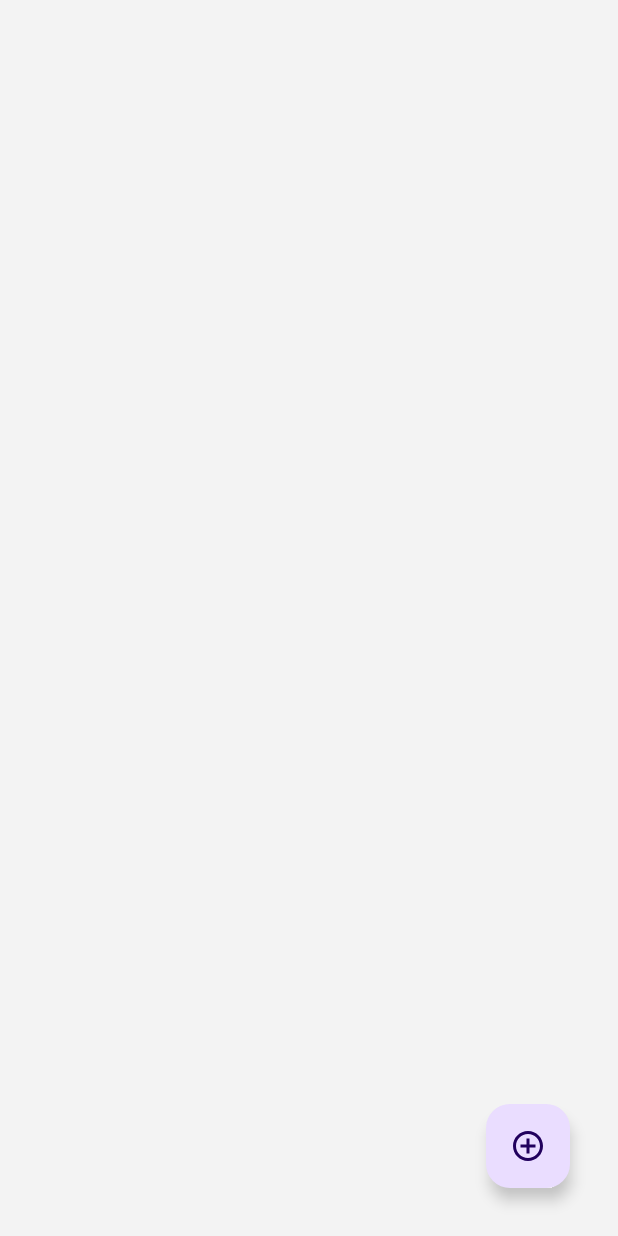
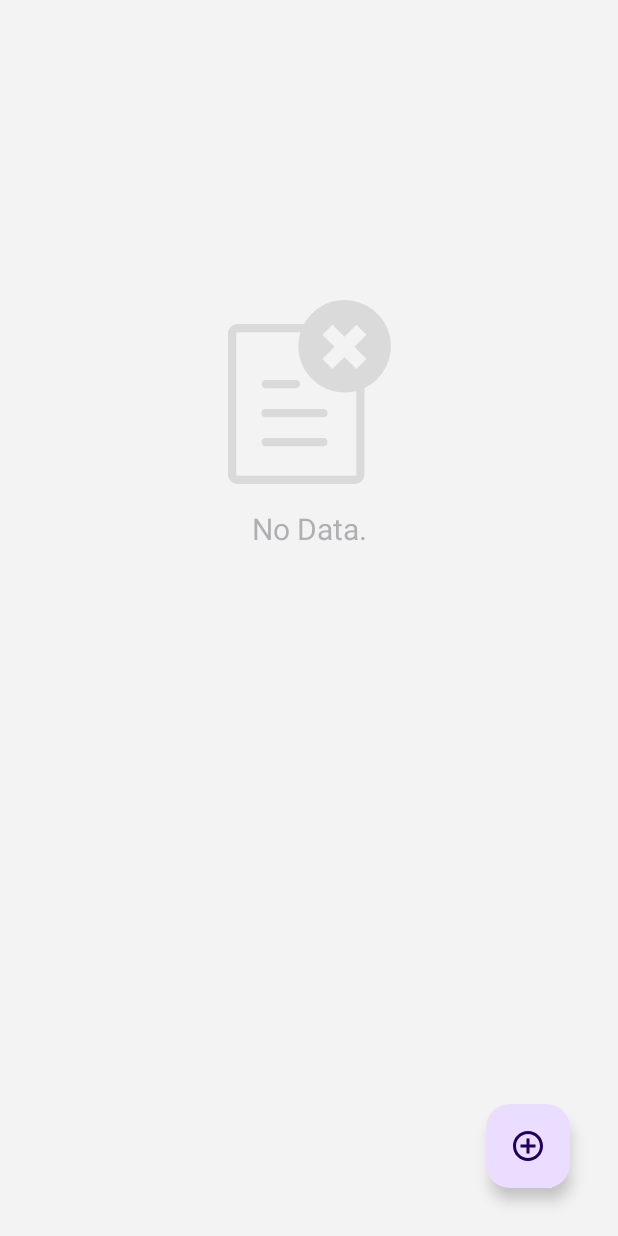
Before and after one commit to Wael-1497/Langscape_5SAE2, an Android app: the CourseActivity screen opened directly, with no data from a screen before it, on a phone screen of 412 x 824 dp. Run offline under Robolectric (Android 15) with nearby library versions, the phone set to English and light mode, and no system bars.

Commit message:
Show NO DATA image

```diff
--- a/app/src/main/java/tn/sae/langscape/CourseActivity.java
+++ b/app/src/main/java/tn/sae/langscape/CourseActivity.java
@@ -9,6 +9,8 @@ import android.view.MenuInflater;
 import android.view.MenuItem;
 import android.view.View;
 import android.widget.Button;
+import android.widget.ImageView;
+import android.widget.TextView;
 import android.widget.Toast;
 
 import androidx.annotation.Nullable;
@@ -27,15 +29,17 @@ public class CourseActivity extends AppCompatActivity {
     MyDatabaseHelper myDB;
     ArrayList<String> course_id, course_name, course_teacher, course_content, course_date;
     CustomAdapter customAdapter;
+    ImageView empty_imageview;
+    TextView no_data;
     @Override
     protected void onCreate(Bundle savedInstanceState) {
         super.onCreate(savedInstanceState);
-//        binding = ActivityMainBinding.inflate(getLayoutInflater());
         setContentView(R.layout.activity_course);
-
 
         recyclerView = findViewById(R.id.recyclerView);
         add_button = findViewById(R.id.add_button);
+        empty_imageview = findViewById(R.id.empty_imageview);
+        no_data = findViewById(R.id.no_data);
         add_button.setOnClickListener(new View.OnClickListener() {
             @Override
             public void onClick(View view) {
@@ -67,7 +71,8 @@ public class CourseActivity extends AppCompatActivity {
     void displayData(){
         Cursor cursor = myDB.readAllData();
         if(cursor.getCount() == 0){
-            Toast.makeText(this, "No data.", Toast.LENGTH_SHORT).show();
+            empty_imageview.setVisibility(View.VISIBLE);
+            no_data.setVisibility(View.VISIBLE);
         }else {
             while (cursor.moveToNext()){
                 course_id.add(cursor.getString(0));
@@ -76,6 +81,9 @@ public class CourseActivity extends AppCompatActivity {
                 course_content.add(cursor.getString(3));
                 course_date.add(cursor.getString(4));
             }
+            empty_imageview.setVisibility(View.GONE);
+            no_data.setVisibility(View.GONE);
+
         }
     }
 
--- /dev/null
+++ b/app/src/main/res/drawable/ic_empty.xml
@@ -0,0 +1,10 @@
+<vector xmlns:android="http://schemas.android.com/apk/res/android"
+    android:width="108.67dp"
+    android:height="122.88dp"
+    android:viewportWidth="108.67"
+    android:viewportHeight="122.88">
+  <path
+      android:fillColor="#FF000000"
+      android:pathData="M25.14,53.37a2.77,2.77 0,0 0,0 5.54L45.25,58.91a2.77,2.77 0,0 0,0 -5.54ZM85.62,16.47 L92.28,23.16 84.28,31.3 92.28,39.44L85.61,46.1l-8,-8.09 -8,8.1L63,39.43l8,-8.14 -8,-8.15 6.67,-6.65 8,8.08 8,-8.1ZM77.77,0A30.91,30.91 0,0 1,91 58.82v57.69a6.38,6.38 0,0 1,-6.37 6.37L6.37,122.88A6.38,6.38 0,0 1,0 116.51L0,22.4A6.38,6.38 0,0 1,6.37 16h44.3A30.89,30.89 0,0 1,77.77 0ZM85.55,60.81A30.92,30.92 0,0 1,48.32 21.52L6.37,21.52a0.9,0.9 0,0 0,-0.63 0.26,0.92 0.92,0 0,0 -0.26,0.63L5.48,116.5a0.89,0.89 0,0 0,0.89 0.89L84.65,117.39a0.9,0.9 0,0 0,0.63 -0.26,0.92 0.92,0 0,0 0.26,-0.63L85.54,60.81ZM25.14,92.22a2.74,2.74 0,0 0,0 5.48L63.61,97.7a2.74,2.74 0,1 0,0 -5.48ZM25.14,72.81a2.74,2.74 0,0 0,0 5.48L63.61,78.29a2.74,2.74 0,0 0,0 -5.48Z"
+      android:fillType="evenOdd"/>
+</vector>
--- a/app/src/main/res/layout/activity_course.xml
+++ b/app/src/main/res/layout/activity_course.xml
@@ -29,6 +29,31 @@
         app:layout_constraintEnd_toEndOf="parent"
         app:layout_constraintStart_toStartOf="parent"
         tools:ignore="MissingConstraints" />
+
+    <ImageView
+        android:id="@+id/empty_imageview"
+        android:layout_width="wrap_content"
+        android:layout_height="wrap_content"
+        android:layout_marginTop="200dp"
+        app:layout_constraintEnd_toEndOf="parent"
+        app:layout_constraintStart_toStartOf="parent"
+        app:layout_constraintTop_toTopOf="parent"
+        app:srcCompat="@drawable/ic_empty"
+        android:alpha="0.1"
+        android:visibility="gone"/>
+
+    <TextView
+        android:id="@+id/no_data"
+        android:layout_width="wrap_content"
+        android:layout_height="wrap_content"
+        android:layout_marginTop="16dp"
+        android:text="No Data."
+        android:textSize="20sp"
+        app:layout_constraintEnd_toEndOf="parent"
+        app:layout_constraintStart_toStartOf="parent"
+        app:layout_constraintTop_toBottomOf="@+id/empty_imageview"
+        android:alpha="0.4"
+        android:visibility="gone"/>
 
     <!--    <TextView-->
 <!--        android:id="@+id/text_title"-->
```
Also changed, not shown: 1 other file.
